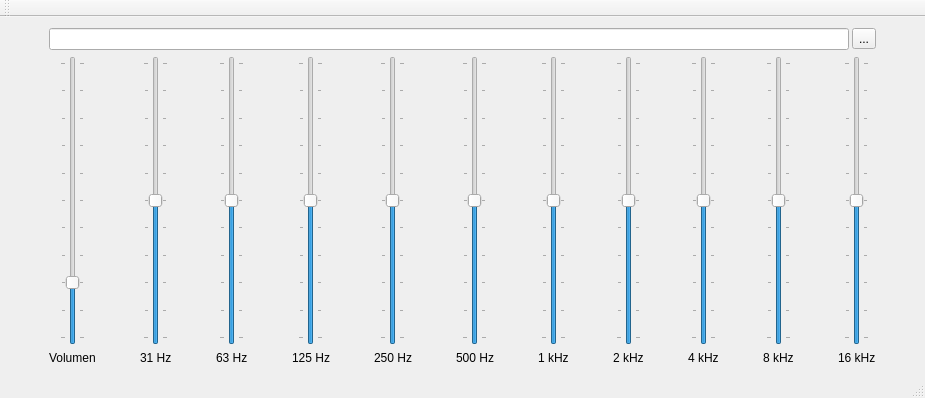
josbaduma/EqualizerDSP, file mainwindow.ui: the form before one commit.
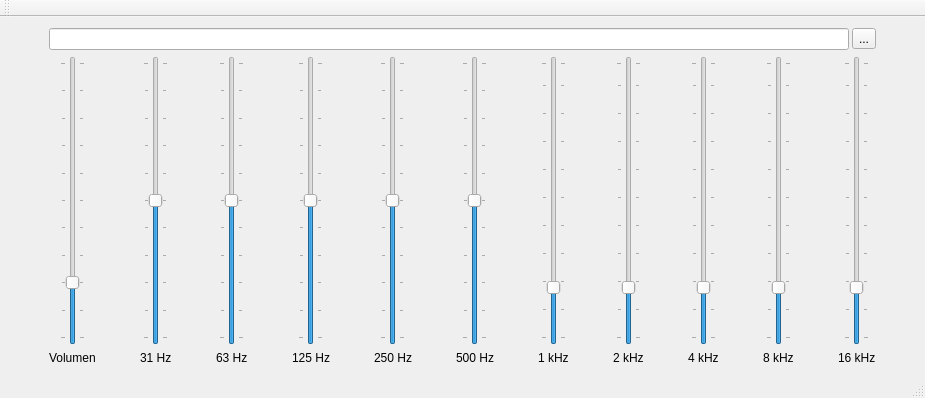
The form after the commit.

Commit message: Update the 1kHz to 16kHz filters

What changed in the file:
```diff
--- a/mainwindow.ui
+++ b/mainwindow.ui
@@ -209,16 +209,16 @@
       <item>
        <widget class="QSlider" name="filtro1kHzSlider">
         <property name="minimum">
-         <number>-25</number>
+         <number>1</number>
         </property>
         <property name="maximum">
-         <number>25</number>
+         <number>50</number>
         </property>
         <property name="value">
-         <number>0</number>
+         <number>10</number>
         </property>
         <property name="sliderPosition">
-         <number>0</number>
+         <number>10</number>
         </property>
         <property name="orientation">
          <enum>Qt::Vertical</enum>
@@ -238,16 +238,16 @@
       <item>
        <widget class="QSlider" name="filtro2kHzSlider">
         <property name="minimum">
-         <number>-25</number>
+         <number>1</number>
         </property>
         <property name="maximum">
-         <number>25</number>
+         <number>50</number>
         </property>
         <property name="value">
-         <number>0</number>
+         <number>10</number>
         </property>
         <property name="sliderPosition">
-         <number>0</number>
+         <number>10</number>
         </property>
         <property name="orientation">
          <enum>Qt::Vertical</enum>
@@ -267,16 +267,16 @@
       <item>
        <widget class="QSlider" name="filtro4kHzSlider">
         <property name="minimum">
-         <number>-25</number>
+         <number>1</number>
         </property>
         <property name="maximum">
-         <number>25</number>
+         <number>50</number>
         </property>
         <property name="value">
-         <number>0</number>
+         <number>10</number>
         </property>
         <property name="sliderPosition">
-         <number>0</number>
+         <number>10</number>
         </property>
         <property name="orientation">
          <enum>Qt::Vertical</enum>
@@ -296,16 +296,16 @@
       <item>
        <widget class="QSlider" name="filtro8kHzSlider">
         <property name="minimum">
-         <number>-25</number>
+         <number>1</number>
         </property>
         <property name="maximum">
-         <number>25</number>
+         <number>50</number>
         </property>
         <property name="value">
-         <number>0</number>
+         <number>10</number>
         </property>
         <property name="sliderPosition">
-         <number>0</number>
+         <number>10</number>
         </property>
         <property name="orientation">
          <enum>Qt::Vertical</enum>
@@ -325,16 +325,16 @@
       <item>
        <widget class="QSlider" name="filtro16kHzSlider">
         <property name="minimum">
-         <number>-25</number>
+         <number>1</number>
         </property>
         <property name="maximum">
-         <number>25</number>
+         <number>50</number>
         </property>
         <property name="value">
-         <number>0</number>
+         <number>10</number>
         </property>
         <property name="sliderPosition">
-         <number>0</number>
+         <number>10</number>
         </property>
         <property name="orientation">
          <enum>Qt::Vertical</enum>
```
The commit also changes 2 other files.
